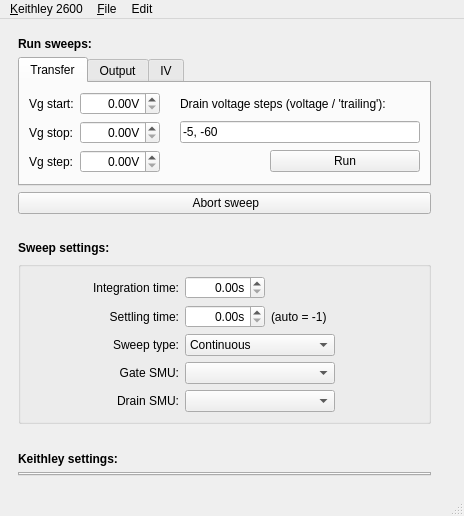
The window that keithleygui/main.ui (OE-FET/keithleygui) describes before a commit, drawn with Qt 5.
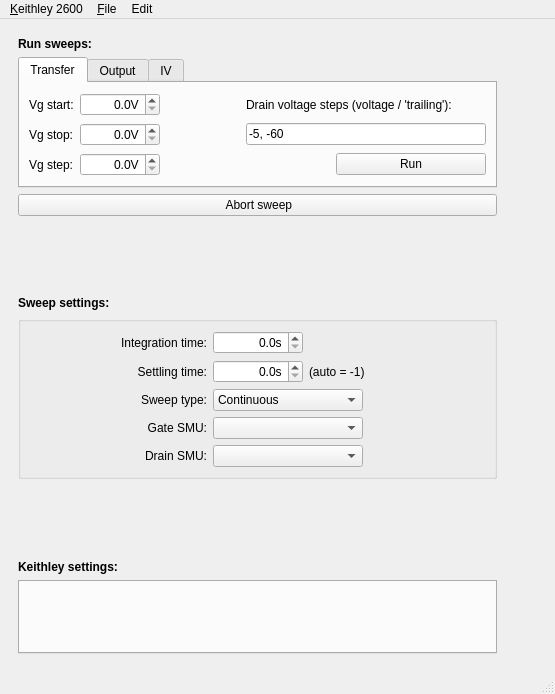
The same window after the commit. Custom widgets are drawn as their Qt base class.

Diff of the .ui file:
```diff
--- a/keithleygui/main.ui
+++ b/keithleygui/main.ui
@@ -6,8 +6,8 @@
    <rect>
     <x>0</x>
     <y>0</y>
-    <width>464</width>
-    <height>516</height>
+    <width>555</width>
+    <height>694</height>
    </rect>
   </property>
   <property name="windowTitle">
@@ -31,12 +31,6 @@
      <layout class="QGridLayout" name="gridLayout">
       <item row="1" column="0" colspan="2">
        <widget class="QTabWidget" name="tabWidgetSweeps">
-        <property name="minimumSize">
-         <size>
-          <width>0</width>
-          <height>0</height>
-         </size>
-        </property>
         <property name="currentIndex">
          <number>0</number>
         </property>
@@ -44,27 +38,18 @@
          <attribute name="title">
           <string>Transfer</string>
          </attribute>
-         <layout class="QGridLayout" name="gridLayout_2">
-          <item row="0" column="3">
-           <widget class="QLabel" name="label_3">
-            <property name="minimumSize">
-             <size>
-              <width>240</width>
-              <height>0</height>
-             </size>
+         <layout class="QVBoxLayout" name="verticalLayout">
+          <item>
+           <layout class="QGridLayout" name="gridLayout_4">
+            <property name="leftMargin">
+             <number>0</number>
             </property>
-            <property name="text">
-             <string>Drain voltage steps (voltage / 'trailing'):</string>
+            <property name="horizontalSpacing">
+             <number>-1</number>
             </property>
-           </widget>
-          </item>
-          <item row="1" column="0">
-           <widget class="QLabel" name="label_6">
-            <property name="text">
-             <string>Vg stop:</string>
+            <property name="verticalSpacing">
+             <number>7</number>
             </property>
-           </widget>
-          </item>
           <item row="0" column="0">
            <widget class="QLabel" name="label_5">
             <property name="text">
@@ -72,10 +57,48 @@
             </property>
            </widget>
           </item>
-          <item row="1" column="3">
-           <widget class="QLineEdit" name="lineEditVdList">
+            <item row="1" column="1">
+             <widget class="ScienDSpinBox" name="scienDSpinBoxVgStop">
+              <property name="minimumSize">
+               <size>
+                <width>80</width>
+                <height>0</height>
+               </size>
+              </property>
+              <property name="maximumSize">
+               <size>
+                <width>80</width>
+                <height>16777215</height>
+               </size>
+              </property>
+              <property name="alignment">
+               <set>Qt::AlignRight|Qt::AlignTrailing|Qt::AlignVCenter</set>
+              </property>
+              <property name="suffix">
+               <string>V</string>
+              </property>
+              <property name="decimals">
+               <number>1</number>
+              </property>
+             </widget>
+            </item>
+            <item row="0" column="2" rowspan="3">
+             <spacer name="horizontalSpacer">
+              <property name="orientation">
+               <enum>Qt::Horizontal</enum>
+              </property>
+              <property name="sizeHint" stdset="0">
+               <size>
+                <width>40</width>
+                <height>20</height>
+               </size>
+              </property>
+             </spacer>
+            </item>
+            <item row="1" column="0">
+             <widget class="QLabel" name="label_6">
             <property name="text">
-             <string>-5, -60</string>
+               <string>Vg stop:</string>
             </property>
            </widget>
           </item>
@@ -86,6 +109,76 @@
             </property>
            </widget>
           </item>
+            <item row="2" column="1">
+             <widget class="ScienDSpinBox" name="scienDSpinBoxVgStep">
+              <property name="minimumSize">
+               <size>
+                <width>80</width>
+                <height>0</height>
+               </size>
+              </property>
+              <property name="maximumSize">
+               <size>
+                <width>80</width>
+                <height>16777215</height>
+               </size>
+              </property>
+              <property name="alignment">
+               <set>Qt::AlignRight|Qt::AlignTrailing|Qt::AlignVCenter</set>
+              </property>
+              <property name="suffix">
+               <string>V</string>
+              </property>
+              <property name="decimals">
+               <number>1</number>
+              </property>
+             </widget>
+            </item>
+            <item row="0" column="1">
+             <widget class="ScienDSpinBox" name="scienDSpinBoxVgStart">
+              <property name="minimumSize">
+               <size>
+                <width>80</width>
+                <height>0</height>
+               </size>
+              </property>
+              <property name="maximumSize">
+               <size>
+                <width>80</width>
+                <height>16777215</height>
+               </size>
+              </property>
+              <property name="alignment">
+               <set>Qt::AlignRight|Qt::AlignTrailing|Qt::AlignVCenter</set>
+              </property>
+              <property name="suffix">
+               <string>V</string>
+              </property>
+              <property name="decimals">
+               <number>1</number>
+              </property>
+             </widget>
+            </item>
+            <item row="0" column="3">
+             <widget class="QLabel" name="label_3">
+              <property name="minimumSize">
+               <size>
+                <width>240</width>
+                <height>0</height>
+               </size>
+              </property>
+              <property name="text">
+               <string>Drain voltage steps (voltage / 'trailing'):</string>
+              </property>
+             </widget>
+            </item>
+            <item row="1" column="3">
+             <widget class="QLineEdit" name="lineEditVdList">
+              <property name="text">
+               <string>-5, -60</string>
+              </property>
+             </widget>
+            </item>
           <item row="2" column="3" alignment="Qt::AlignRight">
            <widget class="QPushButton" name="pushButtonTransfer">
             <property name="sizePolicy">
@@ -111,84 +204,7 @@
             </property>
            </widget>
           </item>
-          <item row="0" column="2" rowspan="3">
-           <spacer name="horizontalSpacer">
-            <property name="orientation">
-             <enum>Qt::Horizontal</enum>
-            </property>
-            <property name="sizeHint" stdset="0">
-             <size>
-              <width>40</width>
-              <height>20</height>
-             </size>
-            </property>
-           </spacer>
-          </item>
-          <item row="0" column="1">
-           <widget class="ScienDSpinBox" name="ScienDSpinBoxVgStart">
-            <property name="minimumSize">
-             <size>
-              <width>80</width>
-              <height>0</height>
-             </size>
-            </property>
-            <property name="maximumSize">
-             <size>
-              <width>80</width>
-              <height>16777215</height>
-             </size>
-            </property>
-            <property name="alignment">
-             <set>Qt::AlignRight|Qt::AlignTrailing|Qt::AlignVCenter</set>
-            </property>
-            <property name="suffix">
-             <string>V</string>
-            </property>
-           </widget>
-          </item>
-          <item row="1" column="1">
-           <widget class="ScienDSpinBox" name="ScienDSpinBoxVgStop">
-            <property name="minimumSize">
-             <size>
-              <width>80</width>
-              <height>0</height>
-             </size>
-            </property>
-            <property name="maximumSize">
-             <size>
-              <width>80</width>
-              <height>16777215</height>
-             </size>
-            </property>
-            <property name="alignment">
-             <set>Qt::AlignRight|Qt::AlignTrailing|Qt::AlignVCenter</set>
-            </property>
-            <property name="suffix">
-             <string>V</string>
-            </property>
-           </widget>
-          </item>
-          <item row="2" column="1">
-           <widget class="ScienDSpinBox" name="ScienDSpinBoxVgStep">
-            <property name="minimumSize">
-             <size>
-              <width>80</width>
-              <height>0</height>
-             </size>
-            </property>
-            <property name="maximumSize">
-             <size>
-              <width>80</width>
-              <height>16777215</height>
-             </size>
-            </property>
-            <property name="alignment">
-             <set>Qt::AlignRight|Qt::AlignTrailing|Qt::AlignVCenter</set>
-            </property>
-            <property name="suffix">
-             <string>V</string>
-            </property>
-           </widget>
+           </layout>
           </item>
          </layout>
         </widget>
@@ -197,6 +213,36 @@
           <string>Output</string>
          </attribute>
          <layout class="QGridLayout" name="gridLayout_3">
+          <item row="0" column="0" colspan="4">
+           <layout class="QGridLayout" name="gridLayout_2">
+            <property name="verticalSpacing">
+             <number>7</number>
+            </property>
+            <item row="0" column="1">
+             <widget class="ScienDSpinBox" name="scienDSpinBoxVdStart">
+              <property name="minimumSize">
+               <size>
+                <width>80</width>
+                <height>0</height>
+               </size>
+              </property>
+              <property name="maximumSize">
+               <size>
+                <width>80</width>
+                <height>16777215</height>
+               </size>
+              </property>
+              <property name="alignment">
+               <set>Qt::AlignRight|Qt::AlignTrailing|Qt::AlignVCenter</set>
+              </property>
+              <property name="suffix">
+               <string>V</string>
+              </property>
+              <property name="decimals">
+               <number>1</number>
+              </property>
+             </widget>
+            </item>
           <item row="0" column="0">
            <widget class="QLabel" name="label_8">
             <property name="text">
@@ -276,71 +322,7 @@
             </property>
            </spacer>
           </item>
-          <item row="0" column="1">
-           <widget class="ScienDSpinBox" name="ScienDSpinBoxVdStart">
-            <property name="minimumSize">
-             <size>
-              <width>80</width>
-              <height>0</height>
-             </size>
-            </property>
-            <property name="maximumSize">
-             <size>
-              <width>80</width>
-              <height>16777215</height>
-             </size>
-            </property>
-            <property name="alignment">
-             <set>Qt::AlignRight|Qt::AlignTrailing|Qt::AlignVCenter</set>
-            </property>
-            <property name="suffix">
-             <string>V</string>
-            </property>
-           </widget>
-          </item>
-          <item row="1" column="1">
-           <widget class="ScienDSpinBox" name="ScienDSpinBoxVdStop">
-            <property name="minimumSize">
-             <size>
-              <width>80</width>
-              <height>0</height>
-             </size>
-            </property>
-            <property name="maximumSize">
-             <size>
-              <width>80</width>
-              <height>16777215</height>
-             </size>
-            </property>
-            <property name="alignment">
-             <set>Qt::AlignRight|Qt::AlignTrailing|Qt::AlignVCenter</set>
-            </property>
-            <property name="suffix">
-             <string>V</string>
-            </property>
-           </widget>
-          </item>
-          <item row="2" column="1">
-           <widget class="ScienDSpinBox" name="ScienDSpinBoxVdStep">
-            <property name="minimumSize">
-             <size>
-              <width>80</width>
-              <height>0</height>
-             </size>
-            </property>
-            <property name="maximumSize">
-             <size>
-              <width>80</width>
-              <height>16777215</height>
-             </size>
-            </property>
-            <property name="alignment">
-             <set>Qt::AlignRight|Qt::AlignTrailing|Qt::AlignVCenter</set>
-            </property>
-            <property name="suffix">
-             <string>V</string>
-            </property>
-           </widget>
+           </layout>
           </item>
          </layout>
         </widget>
@@ -693,13 +675,13 @@
           <widget class="ScienDSpinBox" name="ScienDSpinBoxInt">
            <property name="minimumSize">
             <size>
-             <width>80</width>
+             <width>90</width>
              <height>0</height>
             </size>
            </property>
            <property name="maximumSize">
             <size>
-             <width>80</width>
+             <width>90</width>
              <height>16777215</height>
             </size>
            </property>
@@ -709,19 +691,22 @@
            <property name="suffix">
             <string>s</string>
            </property>
+           <property name="decimals">
+            <number>1</number>
+           </property>
           </widget>
          </item>
          <item row="1" column="2">
           <widget class="ScienDSpinBox" name="ScienDSpinBoxSettling">
            <property name="minimumSize">
             <size>
-             <width>80</width>
+             <width>90</width>
              <height>0</height>
             </size>
            </property>
            <property name="maximumSize">
             <size>
-             <width>80</width>
+             <width>90</width>
              <height>16777215</height>
             </size>
            </property>
@@ -731,6 +716,9 @@
            <property name="suffix">
             <string>s</string>
            </property>
+           <property name="decimals">
+            <number>1</number>
+           </property>
           </widget>
          </item>
         </layout>
@@ -765,8 +753,8 @@
     <rect>
      <x>0</x>
      <y>0</y>
-     <width>464</width>
-     <height>20</height>
+     <width>555</width>
+     <height>22</height>
     </rect>
    </property>
    <widget class="QMenu" name="menu_Keithley_2600">
```
Left out of the diff: 266 changed lines with no effect on the pictures. Lines whose indentation alone changed are shown as unchanged.
